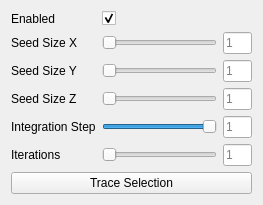
Before: the Qt Designer form include/pli_vis/ui/plugins/tractography_toolbox.ui in VRGroupRWTH/pli_view, drawn with Qt 5.
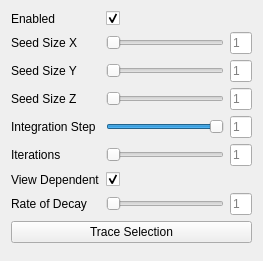
After: the same form once the commit is applied.

Commit message: Tractography plugin now supports view dependent transparency.

Patch:
```diff
--- a/include/pli_vis/ui/plugins/tractography_toolbox.ui
+++ b/include/pli_vis/ui/plugins/tractography_toolbox.ui
@@ -7,14 +7,373 @@
     <x>0</x>
     <y>0</y>
     <width>263</width>
-    <height>201</height>
+    <height>261</height>
    </rect>
   </property>
   <property name="windowTitle">
    <string>Tractography Toolbox</string>
   </property>
   <layout class="QGridLayout" name="gridLayout">
-   <item row="7" column="0" colspan="3">
+   <item row="0" column="0">
+    <widget class="QLabel" name="label_enabled">
+     <property name="text">
+      <string>Enabled</string>
+     </property>
+    </widget>
+   </item>
+   <item row="0" column="1">
+    <widget class="QCheckBox" name="checkbox_enabled">
+     <property name="sizePolicy">
+      <sizepolicy hsizetype="Preferred" vsizetype="Preferred">
+       <horstretch>0</horstretch>
+       <verstretch>0</verstretch>
+      </sizepolicy>
+     </property>
+     <property name="layoutDirection">
+      <enum>Qt::LeftToRight</enum>
+     </property>
+     <property name="text">
+      <string/>
+     </property>
+     <property name="checked">
+      <bool>true</bool>
+     </property>
+    </widget>
+   </item>
+   <item row="1" column="0">
+    <widget class="QLabel" name="label_x">
+     <property name="text">
+      <string>Seed Size X</string>
+     </property>
+    </widget>
+   </item>
+   <item row="1" column="1" colspan="2">
+    <widget class="QSlider" name="slider_x">
+     <property name="sizePolicy">
+      <sizepolicy hsizetype="Preferred" vsizetype="Preferred">
+       <horstretch>4</horstretch>
+       <verstretch>0</verstretch>
+      </sizepolicy>
+     </property>
+     <property name="minimumSize">
+      <size>
+       <width>0</width>
+       <height>0</height>
+      </size>
+     </property>
+     <property name="minimum">
+      <number>1</number>
+     </property>
+     <property name="maximum">
+      <number>10000</number>
+     </property>
+     <property name="value">
+      <number>16</number>
+     </property>
+     <property name="orientation">
+      <enum>Qt::Horizontal</enum>
+     </property>
+    </widget>
+   </item>
+   <item row="1" column="3">
+    <widget class="QLineEdit" name="line_edit_x">
+     <property name="sizePolicy">
+      <sizepolicy hsizetype="Preferred" vsizetype="Preferred">
+       <horstretch>1</horstretch>
+       <verstretch>0</verstretch>
+      </sizepolicy>
+     </property>
+     <property name="placeholderText">
+      <string>1</string>
+     </property>
+    </widget>
+   </item>
+   <item row="2" column="0">
+    <widget class="QLabel" name="label_y">
+     <property name="text">
+      <string>Seed Size Y</string>
+     </property>
+    </widget>
+   </item>
+   <item row="2" column="1" colspan="2">
+    <widget class="QSlider" name="slider_y">
+     <property name="sizePolicy">
+      <sizepolicy hsizetype="Preferred" vsizetype="Preferred">
+       <horstretch>4</horstretch>
+       <verstretch>0</verstretch>
+      </sizepolicy>
+     </property>
+     <property name="minimumSize">
+      <size>
+       <width>0</width>
+       <height>0</height>
+      </size>
+     </property>
+     <property name="minimum">
+      <number>1</number>
+     </property>
+     <property name="maximum">
+      <number>10000</number>
+     </property>
+     <property name="value">
+      <number>16</number>
+     </property>
+     <property name="orientation">
+      <enum>Qt::Horizontal</enum>
+     </property>
+    </widget>
+   </item>
+   <item row="2" column="3">
+    <widget class="QLineEdit" name="line_edit_y">
+     <property name="sizePolicy">
+      <sizepolicy hsizetype="Preferred" vsizetype="Preferred">
+       <horstretch>1</horstretch>
+       <verstretch>0</verstretch>
+      </sizepolicy>
+     </property>
+     <property name="placeholderText">
+      <string>1</string>
+     </property>
+    </widget>
+   </item>
+   <item row="3" column="0">
+    <widget class="QLabel" name="label_z">
+     <property name="text">
+      <string>Seed Size Z</string>
+     </property>
+    </widget>
+   </item>
+   <item row="3" column="1" colspan="2">
+    <widget class="QSlider" name="slider_z">
+     <property name="sizePolicy">
+      <sizepolicy hsizetype="Preferred" vsizetype="Preferred">
+       <horstretch>4</horstretch>
+       <verstretch>0</verstretch>
+      </sizepolicy>
+     </property>
+     <property name="minimumSize">
+      <size>
+       <width>0</width>
+       <height>0</height>
+      </size>
+     </property>
+     <property name="minimum">
+      <number>1</number>
+     </property>
+     <property name="maximum">
+      <number>10000</number>
+     </property>
+     <property name="value">
+      <number>16</number>
+     </property>
+     <property name="orientation">
+      <enum>Qt::Horizontal</enum>
+     </property>
+    </widget>
+   </item>
+   <item row="3" column="3">
+    <widget class="QLineEdit" name="line_edit_z">
+     <property name="sizePolicy">
+      <sizepolicy hsizetype="Preferred" vsizetype="Preferred">
+       <horstretch>1</horstretch>
+       <verstretch>0</verstretch>
+      </sizepolicy>
+     </property>
+     <property name="placeholderText">
+      <string>1</string>
+     </property>
+    </widget>
+   </item>
+   <item row="4" column="0">
+    <widget class="QLabel" name="label_integration_step">
+     <property name="text">
+      <string>Integration Step</string>
+     </property>
+    </widget>
+   </item>
+   <item row="4" column="1" colspan="2">
+    <widget class="QSlider" name="slider_integration_step">
+     <property name="sizePolicy">
+      <sizepolicy hsizetype="Preferred" vsizetype="Preferred">
+       <horstretch>4</horstretch>
+       <verstretch>0</verstretch>
+      </sizepolicy>
+     </property>
+     <property name="minimumSize">
+      <size>
+       <width>0</width>
+       <height>0</height>
+      </size>
+     </property>
+     <property name="minimum">
+      <number>1</number>
+     </property>
+     <property name="maximum">
+      <number>10000</number>
+     </property>
+     <property name="value">
+      <number>10000</number>
+     </property>
+     <property name="orientation">
+      <enum>Qt::Horizontal</enum>
+     </property>
+    </widget>
+   </item>
+   <item row="4" column="3">
+    <widget class="QLineEdit" name="line_edit_integration_step">
+     <property name="sizePolicy">
+      <sizepolicy hsizetype="Preferred" vsizetype="Preferred">
+       <horstretch>1</horstretch>
+       <verstretch>0</verstretch>
+      </sizepolicy>
+     </property>
+     <property name="placeholderText">
+      <string>1</string>
+     </property>
+    </widget>
+   </item>
+   <item row="5" column="0">
+    <widget class="QLabel" name="label_iterations">
+     <property name="text">
+      <string>Iterations</string>
+     </property>
+    </widget>
+   </item>
+   <item row="5" column="1" colspan="2">
+    <widget class="QSlider" name="slider_iterations">
+     <property name="sizePolicy">
+      <sizepolicy hsizetype="Preferred" vsizetype="Preferred">
+       <horstretch>4</horstretch>
+       <verstretch>0</verstretch>
+      </sizepolicy>
+     </property>
+     <property name="minimumSize">
+      <size>
+       <width>0</width>
+       <height>0</height>
+      </size>
+     </property>
+     <property name="minimum">
+      <number>1</number>
+     </property>
+     <property name="maximum">
+      <number>10000</number>
+     </property>
+     <property name="value">
+      <number>1</number>
+     </property>
+     <property name="orientation">
+      <enum>Qt::Horizontal</enum>
+     </property>
+    </widget>
+   </item>
+   <item row="5" column="3">
+    <widget class="QLineEdit" name="line_edit_iterations">
+     <property name="sizePolicy">
+      <sizepolicy hsizetype="Preferred" vsizetype="Preferred">
+       <horstretch>1</horstretch>
+       <verstretch>0</verstretch>
+      </sizepolicy>
+     </property>
+     <property name="placeholderText">
+      <string>1</string>
+     </property>
+    </widget>
+   </item>
+   <item row="6" column="0">
+    <widget class="QLabel" name="label_view_dependent">
+     <property name="text">
+      <string>View Dependent</string>
+     </property>
+    </widget>
+   </item>
+   <item row="6" column="1" colspan="3">
+    <widget class="QCheckBox" name="checkbox_view_dependent">
+     <property name="sizePolicy">
+      <sizepolicy hsizetype="Preferred" vsizetype="Preferred">
+       <horstretch>0</horstretch>
+       <verstretch>0</verstretch>
+      </sizepolicy>
+     </property>
+     <property name="layoutDirection">
+      <enum>Qt::LeftToRight</enum>
+     </property>
+     <property name="text">
+      <string/>
+     </property>
+     <property name="checked">
+      <bool>true</bool>
+     </property>
+    </widget>
+   </item>
+   <item row="7" column="0">
+    <widget class="QLabel" name="label_rate_of_decay">
+     <property name="text">
+      <string>Rate of Decay</string>
+     </property>
+    </widget>
+   </item>
+   <item row="7" column="1" colspan="2">
+    <widget class="QSlider" name="slider_rate_of_decay">
+     <property name="sizePolicy">
+      <sizepolicy hsizetype="Preferred" vsizetype="Preferred">
+       <horstretch>4</horstretch>
+       <verstretch>0</verstretch>
+      </sizepolicy>
+     </property>
+     <property name="minimumSize">
+      <size>
+       <width>0</width>
+       <height>0</height>
+      </size>
+     </property>
+     <property name="minimum">
+      <number>1</number>
+     </property>
+     <property name="maximum">
+      <number>100</number>
+     </property>
+     <property name="value">
+      <number>1</number>
+     </property>
+     <property name="orientation">
+      <enum>Qt::Horizontal</enum>
+     </property>
+    </widget>
+   </item>
+   <item row="7" column="3">
+    <widget class="QLineEdit" name="line_edit_rate_of_decay">
+     <property name="sizePolicy">
+      <sizepolicy hsizetype="Preferred" vsizetype="Preferred">
+       <horstretch>1</horstretch>
+       <verstretch>0</verstretch>
+      </sizepolicy>
+     </property>
+     <property name="text">
+      <string/>
+     </property>
+     <property name="placeholderText">
+      <string>1</string>
+     </property>
+    </widget>
+   </item>
+   <item row="8" column="0" colspan="4">
+    <widget class="QPushButton" name="button_trace_selection">
+     <property name="enabled">
+      <bool>true</bool>
+     </property>
+     <property name="sizePolicy">
+      <sizepolicy hsizetype="Expanding" vsizetype="Fixed">
+       <horstretch>0</horstretch>
+       <verstretch>0</verstretch>
+      </sizepolicy>
+     </property>
+     <property name="text">
+      <string>Trace Selection</string>
+     </property>
+    </widget>
+   </item>
+   <item row="9" column="0" colspan="4">
     <spacer name="spacer_vertical">
      <property name="orientation">
       <enum>Qt::Vertical</enum>
@@ -27,288 +386,6 @@
      </property>
     </spacer>
    </item>
-   <item row="6" column="0" colspan="3">
-    <widget class="QPushButton" name="button_trace_selection">
-     <property name="enabled">
-      <bool>true</bool>
-     </property>
-     <property name="sizePolicy">
-      <sizepolicy hsizetype="Expanding" vsizetype="Fixed">
-       <horstretch>0</horstretch>
-       <verstretch>0</verstretch>
-      </sizepolicy>
-     </property>
-     <property name="text">
-      <string>Trace Selection</string>
-     </property>
-    </widget>
-   </item>
-   <item row="5" column="2">
-    <widget class="QLineEdit" name="line_edit_iterations">
-     <property name="sizePolicy">
-      <sizepolicy hsizetype="Preferred" vsizetype="Preferred">
-       <horstretch>1</horstretch>
-       <verstretch>0</verstretch>
-      </sizepolicy>
-     </property>
-     <property name="placeholderText">
-      <string>1</string>
-     </property>
-    </widget>
-   </item>
-   <item row="5" column="1">
-    <widget class="QSlider" name="slider_iterations">
-     <property name="sizePolicy">
-      <sizepolicy hsizetype="Preferred" vsizetype="Preferred">
-       <horstretch>4</horstretch>
-       <verstretch>0</verstretch>
-      </sizepolicy>
-     </property>
-     <property name="minimumSize">
-      <size>
-       <width>0</width>
-       <height>0</height>
-      </size>
-     </property>
-     <property name="minimum">
-      <number>1</number>
-     </property>
-     <property name="maximum">
-      <number>10000</number>
-     </property>
-     <property name="value">
-      <number>1</number>
-     </property>
-     <property name="orientation">
-      <enum>Qt::Horizontal</enum>
-     </property>
-    </widget>
-   </item>
-   <item row="5" column="0">
-    <widget class="QLabel" name="label_iterations">
-     <property name="text">
-      <string>Iterations</string>
-     </property>
-    </widget>
-   </item>
-   <item row="4" column="2">
-    <widget class="QLineEdit" name="line_edit_integration_step">
-     <property name="sizePolicy">
-      <sizepolicy hsizetype="Preferred" vsizetype="Preferred">
-       <horstretch>1</horstretch>
-       <verstretch>0</verstretch>
-      </sizepolicy>
-     </property>
-     <property name="placeholderText">
-      <string>1</string>
-     </property>
-    </widget>
-   </item>
-   <item row="4" column="1">
-    <widget class="QSlider" name="slider_integration_step">
-     <property name="sizePolicy">
-      <sizepolicy hsizetype="Preferred" vsizetype="Preferred">
-       <horstretch>4</horstretch>
-       <verstretch>0</verstretch>
-      </sizepolicy>
-     </property>
-     <property name="minimumSize">
-      <size>
-       <width>0</width>
-       <height>0</height>
-      </size>
-     </property>
-     <property name="minimum">
-      <number>1</number>
-     </property>
-     <property name="maximum">
-      <number>10000</number>
-     </property>
-     <property name="value">
-      <number>10000</number>
-     </property>
-     <property name="orientation">
-      <enum>Qt::Horizontal</enum>
-     </property>
-    </widget>
-   </item>
-   <item row="4" column="0">
-    <widget class="QLabel" name="label_integration_step">
-     <property name="text">
-      <string>Integration Step</string>
-     </property>
-    </widget>
-   </item>
-   <item row="3" column="2">
-    <widget class="QLineEdit" name="line_edit_z">
-     <property name="sizePolicy">
-      <sizepolicy hsizetype="Preferred" vsizetype="Preferred">
-       <horstretch>1</horstretch>
-       <verstretch>0</verstretch>
-      </sizepolicy>
-     </property>
-     <property name="placeholderText">
-      <string>1</string>
-     </property>
-    </widget>
-   </item>
-   <item row="3" column="1">
-    <widget class="QSlider" name="slider_z">
-     <property name="sizePolicy">
-      <sizepolicy hsizetype="Preferred" vsizetype="Preferred">
-       <horstretch>4</horstretch>
-       <verstretch>0</verstretch>
-      </sizepolicy>
-     </property>
-     <property name="minimumSize">
-      <size>
-       <width>0</width>
-       <height>0</height>
-      </size>
-     </property>
-     <property name="minimum">
-      <number>1</number>
-     </property>
-     <property name="maximum">
-      <number>10000</number>
-     </property>
-     <property name="value">
-      <number>16</number>
-     </property>
-     <property name="orientation">
-      <enum>Qt::Horizontal</enum>
-     </property>
-    </widget>
-   </item>
-   <item row="3" column="0">
-    <widget class="QLabel" name="label_z">
-     <property name="text">
-      <string>Seed Size Z</string>
-     </property>
-    </widget>
-   </item>
-   <item row="2" column="2">
-    <widget class="QLineEdit" name="line_edit_y">
-     <property name="sizePolicy">
-      <sizepolicy hsizetype="Preferred" vsizetype="Preferred">
-       <horstretch>1</horstretch>
-       <verstretch>0</verstretch>
-      </sizepolicy>
-     </property>
-     <property name="placeholderText">
-      <string>1</string>
-     </property>
-    </widget>
-   </item>
-   <item row="2" column="1">
-    <widget class="QSlider" name="slider_y">
-     <property name="sizePolicy">
-      <sizepolicy hsizetype="Preferred" vsizetype="Preferred">
-       <horstretch>4</horstretch>
-       <verstretch>0</verstretch>
-      </sizepolicy>
-     </property>
-     <property name="minimumSize">
-      <size>
-       <width>0</width>
-       <height>0</height>
-      </size>
-     </property>
-     <property name="minimum">
-      <number>1</number>
-     </property>
-     <property name="maximum">
-      <number>10000</number>
-     </property>
-     <property name="value">
-      <number>16</number>
-     </property>
-     <property name="orientation">
-      <enum>Qt::Horizontal</enum>
-     </property>
-    </widget>
-   </item>
-   <item row="2" column="0">
-    <widget class="QLabel" name="label_y">
-     <property name="text">
-      <string>Seed Size Y</string>
-     </property>
-    </widget>
-   </item>
-   <item row="1" column="2">
-    <widget class="QLineEdit" name="line_edit_x">
-     <property name="sizePolicy">
-      <sizepolicy hsizetype="Preferred" vsizetype="Preferred">
-       <horstretch>1</horstretch>
-       <verstretch>0</verstretch>
-      </sizepolicy>
-     </property>
-     <property name="placeholderText">
-      <string>1</string>
-     </property>
-    </widget>
-   </item>
-   <item row="1" column="1">
-    <widget class="QSlider" name="slider_x">
-     <property name="sizePolicy">
-      <sizepolicy hsizetype="Preferred" vsizetype="Preferred">
-       <horstretch>4</horstretch>
-       <verstretch>0</verstretch>
-      </sizepolicy>
-     </property>
-     <property name="minimumSize">
-      <size>
-       <width>0</width>
-       <height>0</height>
-      </size>
-     </property>
-     <property name="minimum">
-      <number>1</number>
-     </property>
-     <property name="maximum">
-      <number>10000</number>
-     </property>
-     <property name="value">
-      <number>16</number>
-     </property>
-     <property name="orientation">
-      <enum>Qt::Horizontal</enum>
-     </property>
-    </widget>
-   </item>
-   <item row="1" column="0">
-    <widget class="QLabel" name="label_x">
-     <property name="text">
-      <string>Seed Size X</string>
-     </property>
-    </widget>
-   </item>
-   <item row="0" column="0">
-    <widget class="QLabel" name="label_enabled">
-     <property name="text">
-      <string>Enabled</string>
-     </property>
-    </widget>
-   </item>
-   <item row="0" column="1">
-    <widget class="QCheckBox" name="checkbox_enabled">
-     <property name="sizePolicy">
-      <sizepolicy hsizetype="Preferred" vsizetype="Preferred">
-       <horstretch>0</horstretch>
-       <verstretch>0</verstretch>
-      </sizepolicy>
-     </property>
-     <property name="layoutDirection">
-      <enum>Qt::LeftToRight</enum>
-     </property>
-     <property name="text">
-      <string/>
-     </property>
-     <property name="checked">
-      <bool>true</bool>
-     </property>
-    </widget>
-   </item>
   </layout>
  </widget>
  <tabstops>
```
The commit also changes 3 other files.
